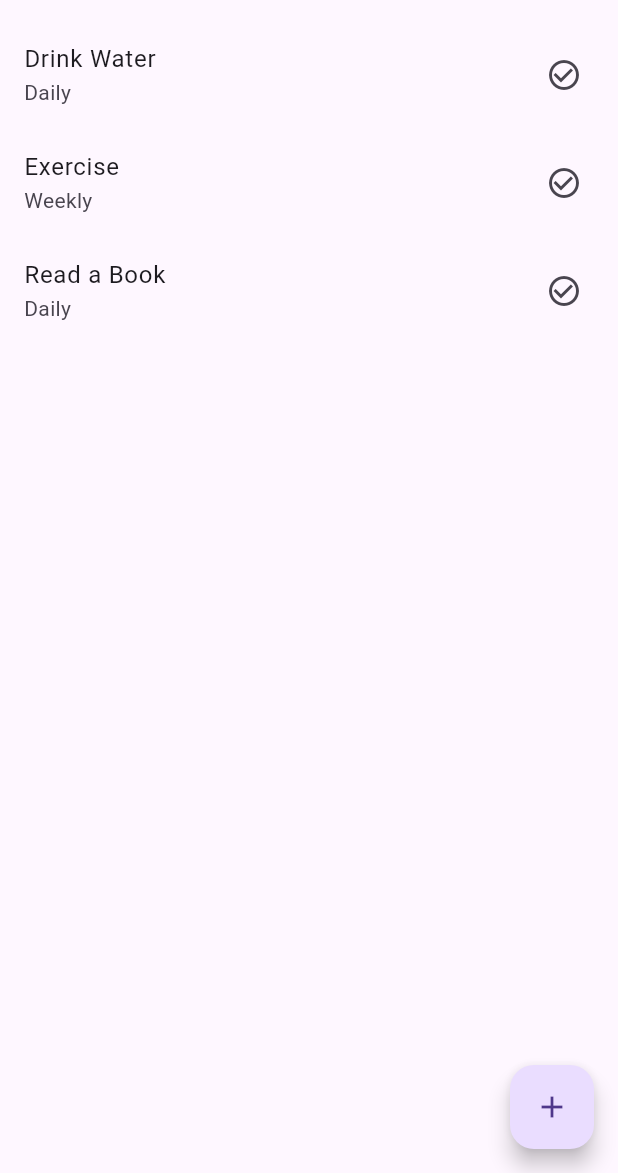
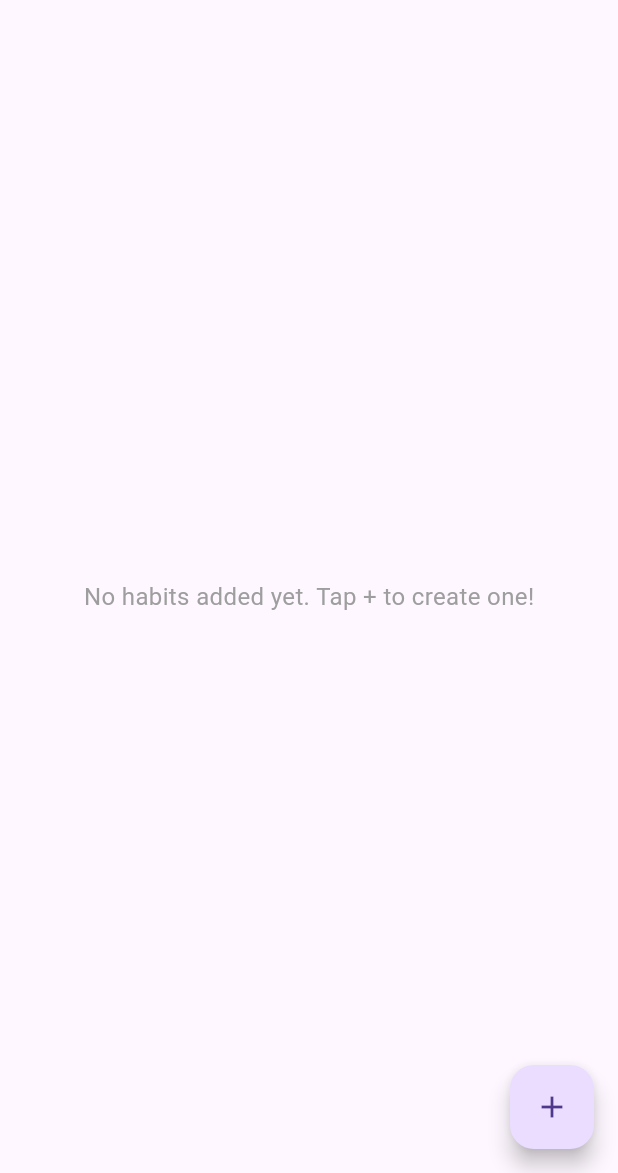
Before and after one commit to Itisafeature/habit_tracker, a Flutter app: the screen it shows after launch, on a phone screen of 412 x 824 dp, the part 63-1236 px from its top. Run offline on Flutter 3.47's test engine with Material 3 defaults, Android fonts, the phone set to English and light mode, and no system bars; our stand-ins replace sqflite; accounts and stored records are empty.

Commit message:
added persistence to sqlite

```diff
--- a/lib/home_screen.dart
+++ b/lib/home_screen.dart
@@ -1,7 +1,14 @@
 import 'package:flutter/material.dart';
 import 'habit_creation_screen.dart';
 
-class HomeScreen extends StatelessWidget {
+class HomeScreen extends StatefulWidget {
+  @override
+  _HomeScreenState createState() => _HomeScreenState();
+}
+
+class _HomeScreenState extends State<HomeScreen> {
+  List<Map<String, String>> habits = []; // List to store habits
+
   @override
   Widget build(BuildContext context) {
     return Scaffold(
@@ -9,31 +16,36 @@ class HomeScreen extends StatelessWidget {
         title: Text('HabitTrack+'),
         centerTitle: true,
       ),
-      body: ListView(
-        children: [
-          ListTile(
-            title: Text('Drink Water'),
-            subtitle: Text('Daily'),
-            trailing: Icon(Icons.check_circle_outline),
-          ),
-          ListTile(
-            title: Text('Exercise'),
-            subtitle: Text('Weekly'),
-            trailing: Icon(Icons.check_circle_outline),
-          ),
-          ListTile(
-            title: Text('Read a Book'),
-            subtitle: Text('Daily'),
-            trailing: Icon(Icons.check_circle_outline),
-          ),
-        ],
-      ),
+      body: habits.isEmpty
+          ? Center(
+              child: Text(
+                'No habits added yet. Tap + to create one!',
+                style: TextStyle(fontSize: 16, color: Colors.grey),
+              ),
+            )
+          : ListView.builder(
+              itemCount: habits.length,
+              itemBuilder: (context, index) {
+                final habit = habits[index];
+                return ListTile(
+                  title: Text(habit['name']!),
+                  subtitle: Text(habit['frequency']!),
+                  trailing: Icon(Icons.check_circle_outline),
+                );
+              },
+            ),
       floatingActionButton: FloatingActionButton(
-        onPressed: () {
-          Navigator.push(
+        onPressed: () async {
+          final newHabit = await Navigator.push(
             context,
             MaterialPageRoute(builder: (context) => HabitCreationScreen()),
           );
+
+          if (newHabit != null) {
+            setState(() {
+              habits.add(newHabit);
+            });
+          }
         },
         child: Icon(Icons.add),
       ),
--- a/pubspec.yaml
+++ b/pubspec.yaml
@@ -34,6 +34,8 @@ dependencies:
   # The following adds the Cupertino Icons font to your application.
   # Use with the CupertinoIcons class for iOS style icons.
   cupertino_icons: ^1.0.8
+  sqflite: ^2.4.1
+  path_provider: ^2.1.5
 
 dev_dependencies:
   flutter_test:
```
Also changed, not shown: lib/database/habit_database.dart (added, +53 -0 lines), lib/habit_creation_screen.dart (+14 -4 lines), pubspec.lock, 1 other file.
